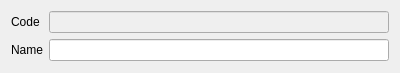
End1-1/Cafe5, file Editors/ce5storage.ui: the form before one commit.
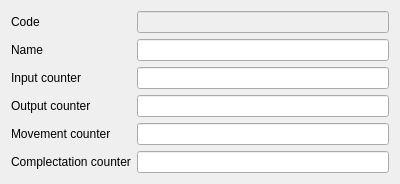
The form after the commit. Custom widgets are drawn as their Qt base class.

What changed in the file:
```diff
--- a/Editors/ce5storage.ui
+++ b/Editors/ce5storage.ui
@@ -7,13 +7,23 @@
     <x>0</x>
     <y>0</y>
     <width>400</width>
-    <height>73</height>
+    <height>164</height>
    </rect>
   </property>
   <property name="windowTitle">
    <string>Form</string>
   </property>
   <layout class="QGridLayout" name="gridLayout">
+   <item row="3" column="2">
+    <widget class="C5LineEditWithSelector" name="lineEdit_4">
+     <property name="Type" stdset="0">
+      <number>1</number>
+     </property>
+     <property name="Field" stdset="0">
+      <string>f_outcounter</string>
+     </property>
+    </widget>
+   </item>
    <item row="0" column="0">
     <widget class="QLabel" name="label">
      <property name="text">
@@ -21,7 +31,7 @@
      </property>
     </widget>
    </item>
-   <item row="0" column="1">
+   <item row="0" column="2">
     <widget class="C5LineEditWithSelector" name="lineEdit">
      <property name="enabled">
       <bool>false</bool>
@@ -34,14 +44,24 @@
      </property>
     </widget>
    </item>
-   <item row="1" column="0">
-    <widget class="QLabel" name="label_2">
+   <item row="3" column="0">
+    <widget class="QLabel" name="label_4">
      <property name="text">
-      <string>Name</string>
+      <string>Output counter</string>
      </property>
     </widget>
    </item>
-   <item row="1" column="1">
+   <item row="2" column="2">
+    <widget class="C5LineEditWithSelector" name="lineEdit_3">
+     <property name="Type" stdset="0">
+      <number>1</number>
+     </property>
+     <property name="Field" stdset="0">
+      <string>f_inputcounter</string>
+     </property>
+    </widget>
+   </item>
+   <item row="1" column="2">
     <widget class="C5LineEditWithSelector" name="lineEdit_2">
      <property name="Field" stdset="0">
       <string>f_name</string>
@@ -57,6 +77,54 @@
      </property>
     </widget>
    </item>
+   <item row="5" column="0">
+    <widget class="QLabel" name="label_6">
+     <property name="text">
+      <string>Complectation counter</string>
+     </property>
+    </widget>
+   </item>
+   <item row="4" column="0">
+    <widget class="QLabel" name="label_5">
+     <property name="text">
+      <string>Movement counter</string>
+     </property>
+    </widget>
+   </item>
+   <item row="1" column="0">
+    <widget class="QLabel" name="label_2">
+     <property name="text">
+      <string>Name</string>
+     </property>
+    </widget>
+   </item>
+   <item row="4" column="2">
+    <widget class="C5LineEditWithSelector" name="lineEdit_5">
+     <property name="Type" stdset="0">
+      <number>1</number>
+     </property>
+     <property name="Field" stdset="0">
+      <string>f_movecounter</string>
+     </property>
+    </widget>
+   </item>
+   <item row="2" column="0">
+    <widget class="QLabel" name="label_3">
+     <property name="text">
+      <string>Input counter</string>
+     </property>
+    </widget>
+   </item>
+   <item row="5" column="2">
+    <widget class="C5LineEditWithSelector" name="lineEdit_6">
+     <property name="Type" stdset="0">
+      <number>1</number>
+     </property>
+     <property name="Field" stdset="0">
+      <string>f_complectcounter</string>
+     </property>
+    </widget>
+   </item>
   </layout>
  </widget>
  <customwidgets>
```
